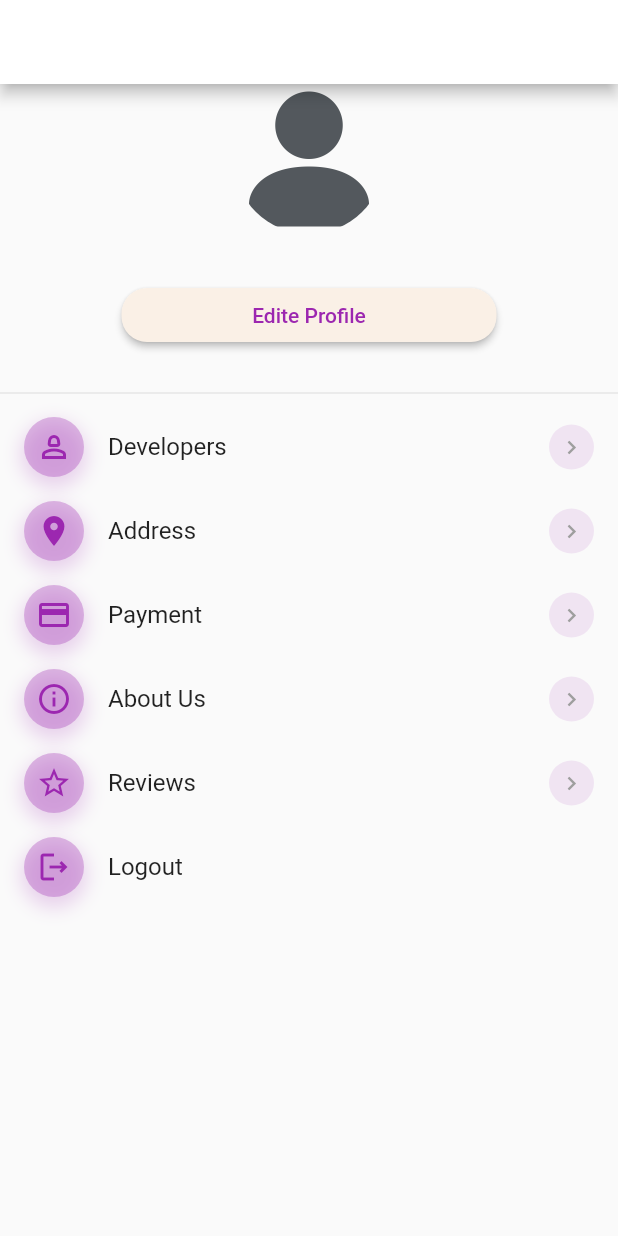
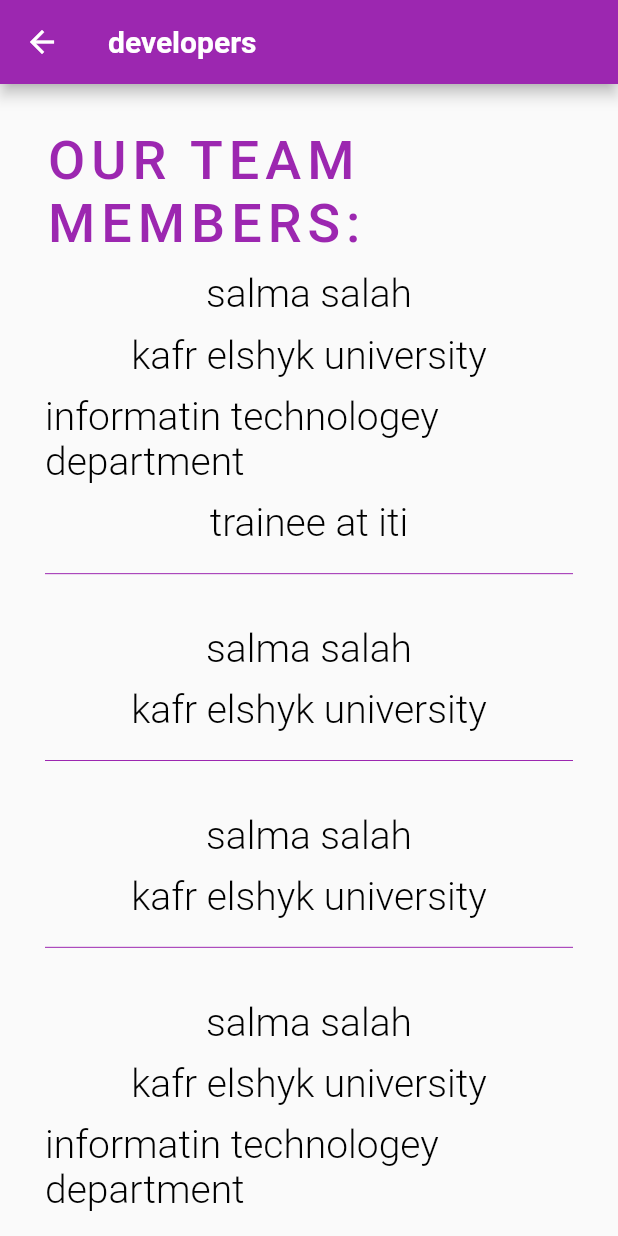
Before and after one commit to ykabdelrahman/shoes-store, a Flutter app: the ProfileScreen screen opened directly, after a tap on "Developers", on a phone screen of 412 x 824 dp. Run offline on Flutter 3.47's test engine with Material 2 defaults, Android fonts, the phone set to English and light mode, and no system bars; our stand-ins replace cloud_firestore, firebase_auth, firebase_core, google_fonts, sizer; accounts and stored records are empty; Roboto replaces fonts that are missing (Aladin, Caladea).

Commit message:
developer

```diff
--- /dev/null
+++ b/lib/views/screens/developer.dart
@@ -0,0 +1,82 @@
+import 'package:flutter/material.dart';
+import 'package:google_fonts/google_fonts.dart';
+import 'package:itistore/views/widgets/custom_text_developer.dart';
+
+class developerscreen extends StatefulWidget {
+  const developerscreen({super.key});
+
+  @override
+  State<developerscreen> createState() => _developerscreenState();
+}
+
+class _developerscreenState extends State<developerscreen> {
+  @override
+  Widget build(BuildContext context) {
+    return Scaffold(
+      appBar: AppBar(
+        backgroundColor: Colors.purple,
+        title: const Text(
+          'developers',
+          style: TextStyle(fontWeight: FontWeight.bold),
+        ),
+      ),
+      body: Center(
+        child: Padding(
+          padding: const EdgeInsets.only(top: 30, left: 30, right: 30),
+          child: Column(
+            mainAxisAlignment: MainAxisAlignment.spaceBetween,
+            crossAxisAlignment: CrossAxisAlignment.center,
+            children: [
+              Text(
+                "OUR TEAM MEMBERS:",
+                style: GoogleFonts.aladin(
+                  textStyle: const TextStyle(
+                      fontSize: 36,
+                      fontWeight: FontWeight.w500,
+                      color: Colors.purple,
+                      letterSpacing: 4),
+                ),
+              ),
+              CustomTextWidget(text: 'salma salah'),
+              CustomTextWidget(text: 'kafr elshyk university'),
+              CustomTextWidget(
+                text: 'informatin technologey department',
+              ),
+              CustomTextWidget(text: 'trainee at iti'),
+              Divider(
+                color: Colors.purple,
+              ),
+              const SizedBox(
+                height: 5,
+              ),
+              CustomTextWidget(text: 'salma salah'),
+              CustomTextWidget(text: 'kafr elshyk university'),
+              Divider(
+                color: Colors.purple,
+              ),
+              const SizedBox(
+                height: 5,
+              ),
+              CustomTextWidget(text: 'salma salah'),
+              CustomTextWidget(text: 'kafr elshyk university'),
+              Divider(
+                color: Colors.purple,
+              ),
+              const SizedBox(
+                height: 5,
+              ),
+              CustomTextWidget(text: 'salma salah'),
+              CustomTextWidget(text: 'kafr elshyk university'),
+              CustomTextWidget(
+                text: 'informatin technologey department',
+              ),
+              const SizedBox(
+                height: 5,
+              ),
+            ],
+          ),
+        ),
+      ),
+    );
+  }
+}
--- a/lib/views/screens/profile_screen.dart
+++ b/lib/views/screens/profile_screen.dart
@@ -1,4 +1,6 @@
 import 'package:flutter/material.dart';
+import 'package:itistore/views/screens/aboutus_screen.dart';
+import 'package:itistore/views/screens/developer.dart';
 import 'package:itistore/views/widgets/profile_listtile.dart';
 
 class ProfileScreen extends StatefulWidget {
@@ -60,7 +62,11 @@ class _ProfileScreenState extends State<ProfileScreen> {
                 title: "Developers",
                 icon: Icons.person_2_outlined,
                 onPress: () {
-                  // Navigator
+                  Navigator.push(
+                      context,
+                      MaterialPageRoute(
+                        builder: (context) => const developerscreen(),
+                      ));
                 }),
             ProfileMenuWidget(
               title: "Address",
@@ -78,7 +84,11 @@ class _ProfileScreenState extends State<ProfileScreen> {
                 title: "About Us",
                 icon: Icons.info_outline,
                 onPress: () {
-                  // Navigator
+                  Navigator.push(
+                      context,
+                      MaterialPageRoute(
+                        builder: (context) => const aboutusScreen(),
+                      ));
                 }),
             ProfileMenuWidget(
                 title: "Reviews",
--- /dev/null
+++ b/lib/views/widgets/custom_text_developer.dart
@@ -0,0 +1,29 @@
+import 'package:flutter/material.dart';
+import 'package:google_fonts/google_fonts.dart';
+
+class CustomTextWidget extends StatelessWidget {
+  final String text;
+  final double fontSize;
+  final FontWeight fontWeight;
+  final Color color;
+
+  CustomTextWidget({
+    required this.text,
+    this.fontSize = 26,
+    this.fontWeight = FontWeight.w300,
+    this.color = Colors.black,
+    // this.letterSpacing = 2,
+  });
+
+  @override
+  Widget build(BuildContext context) {
+    return Text(
+      text,
+      style: TextStyle(
+        fontSize: fontSize,
+        fontWeight: fontWeight,
+        color: color,
+      ),
+    );
+  }
+}
--- a/pubspec.yaml
+++ b/pubspec.yaml
@@ -40,6 +40,7 @@ dependencies:
   firebase_auth: ^4.7.3
   cloud_firestore: ^4.8.5
   cached_network_image: ^3.2.3
+  google_fonts: ^5.1.0
 
 dev_dependencies:
   flutter_test:
```
Also changed, not shown: lib/main.dart (+7 -2 lines), lib/views/screens/aboutus_screen.dart (added, +83 -0 lines), pubspec.lock.
